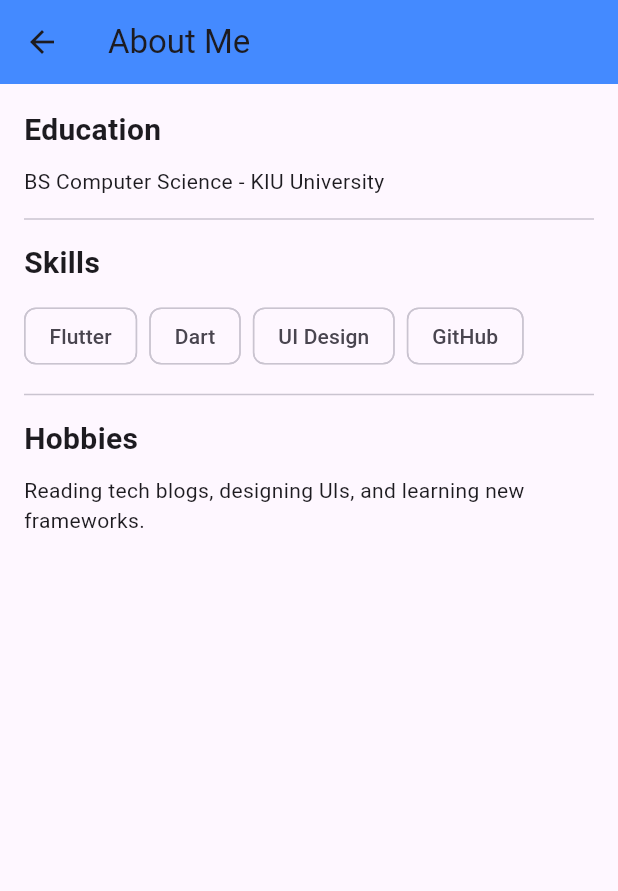
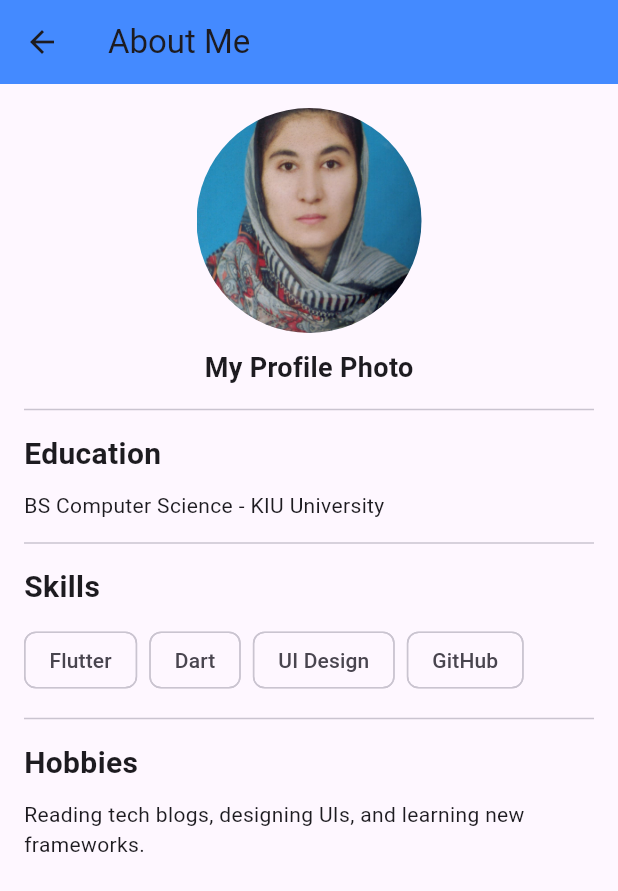
Before and after one commit to nazira6015/web_tech, a Flutter app: the ProfileScreen screen opened directly, after a tap on the "info outline" icon, on a phone screen of 412 x 824 dp. Shown: the top 891 px of the screen. Run offline on Flutter 3.47's test engine with Material 3 defaults, Android fonts, the phone set to English and light mode, and no system bars.

Commit message:
added picture

```diff
--- a/lib/about_me.dart
+++ b/lib/about_me.dart
@@ -1,6 +1,7 @@
 import 'package:flutter/material.dart';
 
 class AboutMeScreen extends StatelessWidget {
+  const AboutMeScreen({super.key});
   @override
   Widget build(BuildContext context) {
     return Scaffold(
@@ -11,12 +12,38 @@ class AboutMeScreen extends StatelessWidget {
       body: ListView(
         padding: const EdgeInsets.all(16),
         children: [
-          const Text("Education", style: TextStyle(fontSize: 20, fontWeight: FontWeight.bold)),
+          // 👇 Added profile image here
+          Center(
+            child: Column(
+              children: [
+                ClipOval(
+                  child: Image.asset(
+                    'assets/profile.jpeg',
+                    width: 150,
+                    height: 150,
+                    fit: BoxFit.cover,
+                  ),
+                ),
+                const SizedBox(height: 10),
+                const Text(
+                  'My Profile Photo',
+                  style: TextStyle(fontSize: 18, fontWeight: FontWeight.bold),
+                ),
+              ],
+            ),
+          ),
+          const Divider(height: 30),
+
+          // Education section
+          const Text("Education",
+              style: TextStyle(fontSize: 20, fontWeight: FontWeight.bold)),
           const SizedBox(height: 10),
           const Text("BS Computer Science - KIU University"),
           const Divider(height: 30),
 
-          const Text("Skills", style: TextStyle(fontSize: 20, fontWeight: FontWeight.bold)),
+          // Skills section
+          const Text("Skills",
+              style: TextStyle(fontSize: 20, fontWeight: FontWeight.bold)),
           const SizedBox(height: 10),
           Wrap(
             spacing: 8,
@@ -29,9 +56,12 @@ class AboutMeScreen extends StatelessWidget {
           ),
           const Divider(height: 30),
 
-          const Text("Hobbies", style: TextStyle(fontSize: 20, fontWeight: FontWeight.bold)),
+          // Hobbies section
+          const Text("Hobbies",
+              style: TextStyle(fontSize: 20, fontWeight: FontWeight.bold)),
           const SizedBox(height: 10),
-          const Text("Reading tech blogs, designing UIs, and learning new frameworks."),
+          const Text(
+              "Reading tech blogs, designing UIs, and learning new frameworks."),
         ],
       ),
     );
--- a/lib/profile_screen.dart
+++ b/lib/profile_screen.dart
@@ -2,6 +2,8 @@ import 'package:flutter/material.dart';
 import 'about_me.dart';
 
 class ProfileScreen extends StatelessWidget {
+  const ProfileScreen({super.key});
+
   @override
   Widget build(BuildContext context) {
     return Scaffold(
@@ -14,53 +16,69 @@ class ProfileScreen extends StatelessWidget {
           padding: const EdgeInsets.all(16.0),
           child: Column(
             children: [
+              // 👇 Profile Photo
               const CircleAvatar(
                 radius: 60,
-                backgroundImage: AssetImage('assets/profile.jpg'), // add image later
+                backgroundImage: AssetImage('assets/profile.jpeg'), // ✅ Correct path
               ),
               const SizedBox(height: 20),
+
+              // 👇 Name and Profession
               const Text(
                 "Nazira Muhammad Din",
-                style: TextStyle(fontSize: 22, fontWeight: FontWeight.bold),
+                style: TextStyle(
+                  fontSize: 22,
+                  fontWeight: FontWeight.bold,
+                ),
               ),
               const Text(
                 "Flutter Developer",
-                style: TextStyle(fontSize: 18, color: Colors.grey),
+                style: TextStyle(
+                  fontSize: 18,
+                  color: Colors.grey,
+                ),
               ),
               const SizedBox(height: 10),
+
+              // 👇 Short Description
               const Text(
                 "I am a passionate Flutter developer who loves building beautiful and responsive apps.",
                 textAlign: TextAlign.center,
+                style: TextStyle(fontSize: 16),
               ),
               const SizedBox(height: 20),
+
+              // 👇 Info Cards
               Card(
                 elevation: 4,
                 margin: const EdgeInsets.symmetric(vertical: 10),
-                child: ListTile(
-                  leading: const Icon(Icons.email, color: Colors.blue),
-                  title: const Text("nazira@example.com"),
+                child: const ListTile(
+                  leading: Icon(Icons.email, color: Colors.blue),
+                  title: Text("nazira6015@gmail.com"),
                 ),
               ),
               Card(
                 elevation: 4,
                 margin: const EdgeInsets.symmetric(vertical: 10),
-                child: ListTile(
-                  leading: const Icon(Icons.phone, color: Colors.blue),
-                  title: const Text("+92 300 1234567"),
+                child: const ListTile(
+                  leading: Icon(Icons.phone, color: Colors.blue),
+                  title: Text("+92 355 5790008"),
                 ),
               ),
               Card(
                 elevation: 4,
                 margin: const EdgeInsets.symmetric(vertical: 10),
-                child: ListTile(
-                  leading: const Icon(Icons.location_on, color: Colors.blue),
-                  title: const Text("Karachi, Pakistan"),
+                child: const ListTile(
+                  leading: Icon(Icons.location_on, color: Colors.blue),
+                  title: Text("Gilgit Baltistan"),
                 ),
               ),
             ],
           ),
         ),
       ),
+
+      // 👇 Floating Button to About Me Screen
       floatingActionButton: FloatingActionButton(
         onPressed: () {
           Navigator.push(
```
Also changed, not shown: pubspec.yaml (+20 -2 lines), pubspec.lock.
